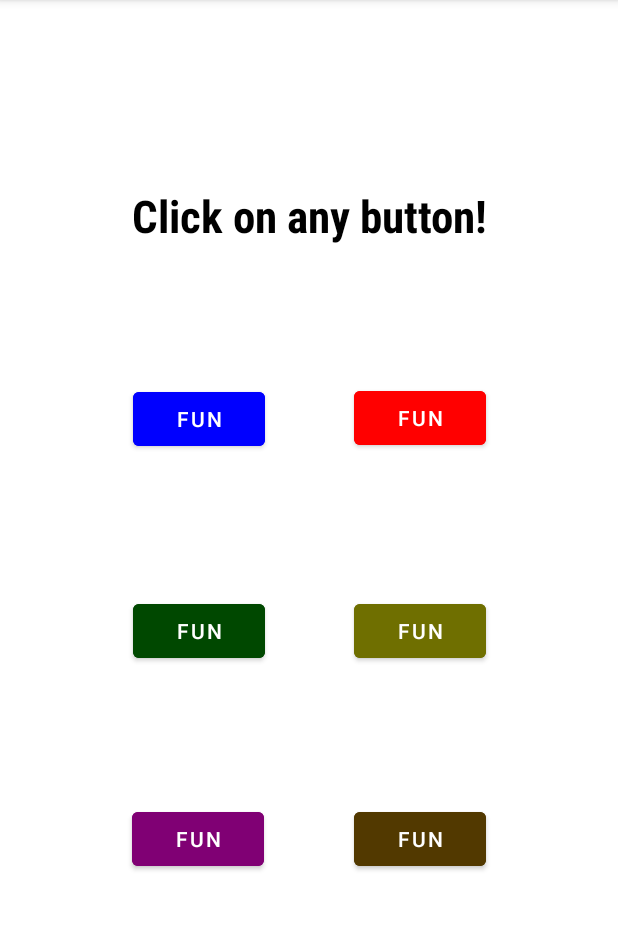
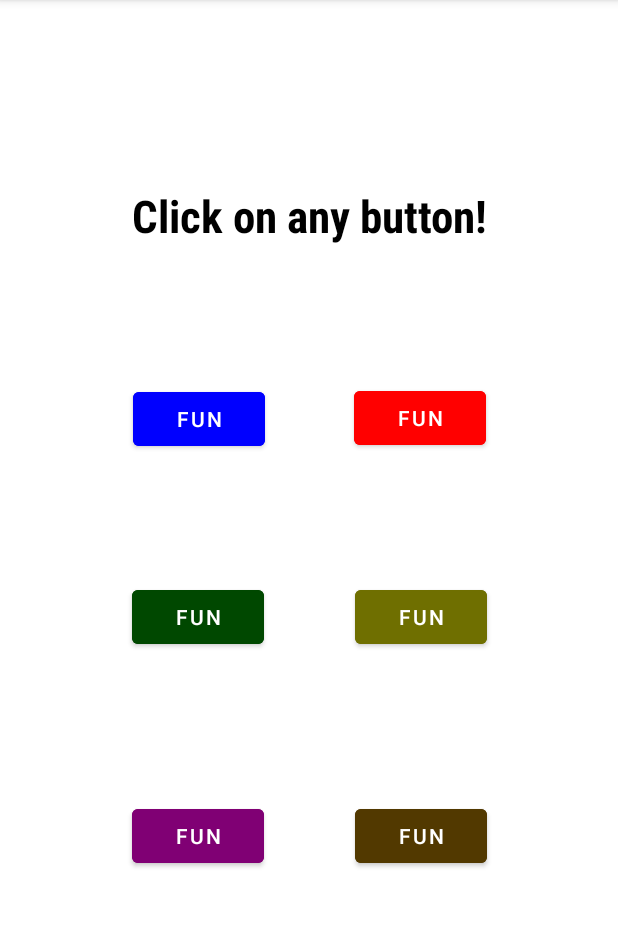
Before and after one commit to Jfecoren/AS_FirstApp, an Android app: the screen it shows after launch (MainActivity), on a phone screen of 412 x 824 dp, the part 84-1014 px from its top. Run offline under Robolectric (Android 15) with nearby library versions, the phone set to English and light mode, and no system bars.

Commit message:
small update I

```diff
--- a/app/src/main/AndroidManifest.xml
+++ b/app/src/main/AndroidManifest.xml
@@ -6,7 +6,7 @@
         android:allowBackup="true"
         android:icon="@mipmap/ic_launcher"
         android:label="@string/app_name"
-        android:roundIcon="@mipmap/ic_launcher_round"
+        android:roundIcon="@mipmap/ic_launcher"
         android:supportsRtl="true"
         android:theme="@style/Theme.SixSounds">
         <activity android:name=".MainActivity">
--- a/app/src/main/res/layout/activity_main.xml
+++ b/app/src/main/res/layout/activity_main.xml
@@ -58,10 +58,10 @@
         android:text="@string/sounds"
         app:layout_constraintBottom_toBottomOf="parent"
         app:layout_constraintEnd_toEndOf="parent"
-        app:layout_constraintHorizontal_bias="0.273"
+        app:layout_constraintHorizontal_bias="0.272"
         app:layout_constraintStart_toStartOf="parent"
         app:layout_constraintTop_toBottomOf="@+id/button"
-        app:layout_constraintVertical_bias="0.224" />
+        app:layout_constraintVertical_bias="0.201" />
 
     <Button
         android:id="@+id/button5"
@@ -72,10 +72,10 @@
         android:text="@string/sounds"
         app:layout_constraintBottom_toBottomOf="parent"
         app:layout_constraintEnd_toEndOf="parent"
-        app:layout_constraintHorizontal_bias="0.729"
+        app:layout_constraintHorizontal_bias="0.73"
         app:layout_constraintStart_toStartOf="parent"
         app:layout_constraintTop_toBottomOf="@+id/button2"
-        app:layout_constraintVertical_bias="0.226" />
+        app:layout_constraintVertical_bias="0.203" />
 
     <Button
         android:id="@+id/button6"
@@ -90,7 +90,7 @@
         app:layout_constraintHorizontal_bias="0.272"
         app:layout_constraintStart_toStartOf="parent"
         app:layout_constraintTop_toBottomOf="@+id/button4"
-        app:layout_constraintVertical_bias="0.414" />
+        app:layout_constraintVertical_bias="0.43" />
 
     <Button
         android:id="@+id/button7"
@@ -102,9 +102,9 @@
         android:text="@string/sounds"
         app:layout_constraintBottom_toBottomOf="parent"
         app:layout_constraintEnd_toEndOf="parent"
-        app:layout_constraintHorizontal_bias="0.729"
+        app:layout_constraintHorizontal_bias="0.73"
         app:layout_constraintStart_toStartOf="parent"
         app:layout_constraintTop_toBottomOf="@+id/button5"
-        app:layout_constraintVertical_bias="0.414" />
+        app:layout_constraintVertical_bias="0.43" />
 
 </androidx.constraintlayout.widget.ConstraintLayout>
```
Also changed, not shown: app/src/main/res/mipmap-hdpi/ic_launcher.png, app/src/main/res/mipmap-hdpi/ic_launcher_round.png (deleted), app/src/main/res/mipmap-ldpi/ic_launcher.png (added), app/src/main/res/mipmap-mdpi/ic_launcher.png, app/src/main/res/mipmap-mdpi/ic_launcher_round.png (deleted), app/src/main/res/mipmap-xhdpi/ic_launcher.png, app/src/main/res/mipmap-xhdpi/ic_launcher_round.png (deleted), app/src/main/res/mipmap-xxhdpi/ic_launcher.png, app/src/main/res/mipmap-xxhdpi/ic_launcher_round.png (deleted), app/src/main/res/mipmap-xxxhdpi/ic_launcher.png, app/src/main/res/mipmap-xxxhdpi/ic_launcher_round.png (deleted), app/src/main/res/playstore-icon.png (added), 52 other files.
